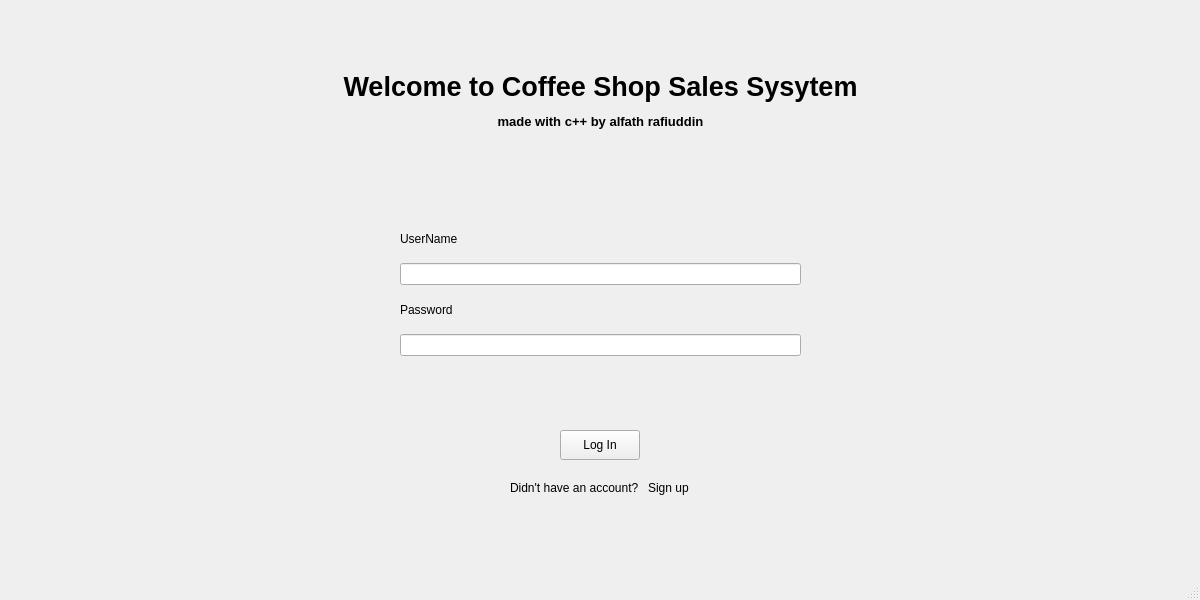
Before: the Qt Designer form mainwindow.ui in Ren-Com/CoffeeShopSystemMadeWithQT, drawn with Qt 5.
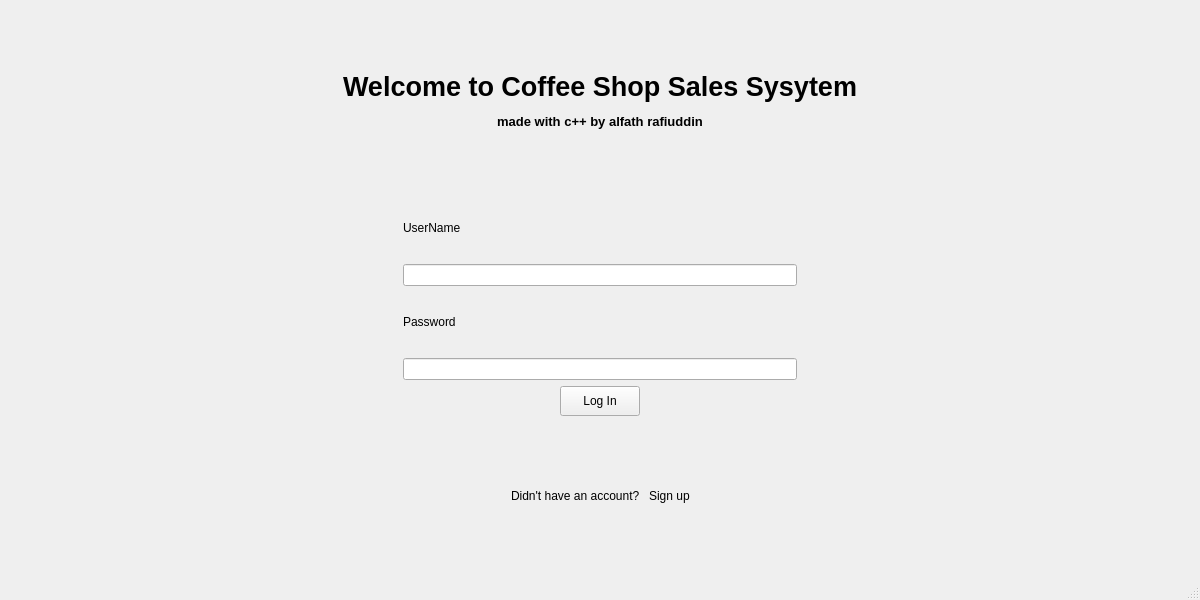
After: the same form once the commit is applied.

The edit to the form file:
```diff
--- a/mainwindow.ui
+++ b/mainwindow.ui
@@ -10,19 +10,18 @@
     <height>600</height>
    </rect>
   </property>
+  <property name="minimumSize">
+   <size>
+    <width>1200</width>
+    <height>600</height>
+   </size>
+  </property>
   <property name="windowTitle">
    <string>MainWindow</string>
   </property>
   <widget class="QWidget" name="centralwidget">
-   <widget class="QWidget" name="verticalLayoutWidget">
-    <property name="geometry">
-     <rect>
-      <x>0</x>
-      <y>60</y>
-      <width>1201</width>
-      <height>80</height>
-     </rect>
-    </property>
+   <layout class="QVBoxLayout" name="verticalLayout_4">
+    <item>
     <layout class="QVBoxLayout" name="verticalLayout">
      <property name="sizeConstraint">
       <enum>QLayout::SizeConstraint::SetMaximumSize</enum>
@@ -35,16 +34,8 @@
       </widget>
      </item>
     </layout>
-   </widget>
-   <widget class="QWidget" name="horizontalLayoutWidget">
-    <property name="geometry">
-     <rect>
-      <x>0</x>
-      <y>220</y>
-      <width>1201</width>
-      <height>136</height>
-     </rect>
-    </property>
+    </item>
+    <item>
     <layout class="QHBoxLayout" name="horizontalLayout">
      <property name="sizeConstraint">
       <enum>QLayout::SizeConstraint::SetMaximumSize</enum>
@@ -100,16 +91,8 @@
       </spacer>
      </item>
     </layout>
-   </widget>
-   <widget class="QWidget" name="horizontalLayoutWidget_2">
-    <property name="geometry">
-     <rect>
-      <x>-1</x>
-      <y>430</y>
-      <width>1201</width>
-      <height>80</height>
-     </rect>
-    </property>
+    </item>
+    <item>
     <layout class="QHBoxLayout" name="horizontalLayout_3">
      <property name="sizeConstraint">
       <enum>QLayout::SizeConstraint::SetMaximumSize</enum>
@@ -236,7 +219,8 @@
       </spacer>
      </item>
     </layout>
-   </widget>
+    </item>
+   </layout>
   </widget>
   <widget class="QStatusBar" name="statusbar"/>
  </widget>
```
Lines whose indentation alone changed are shown as unchanged.
